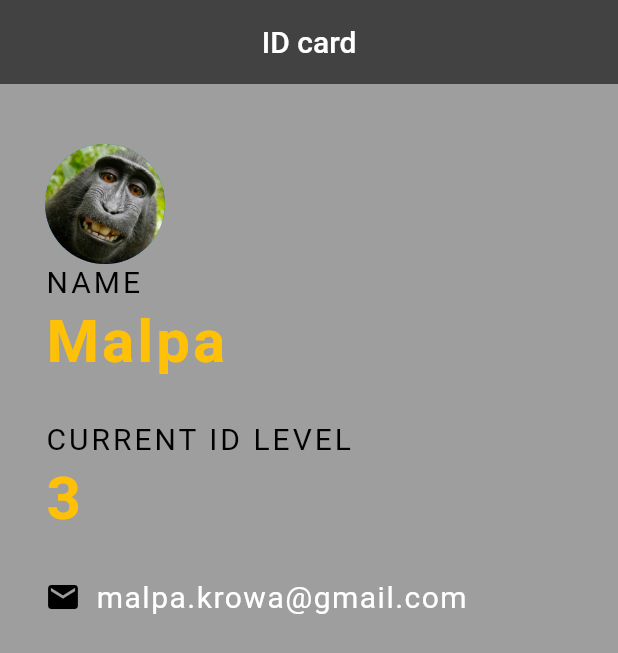
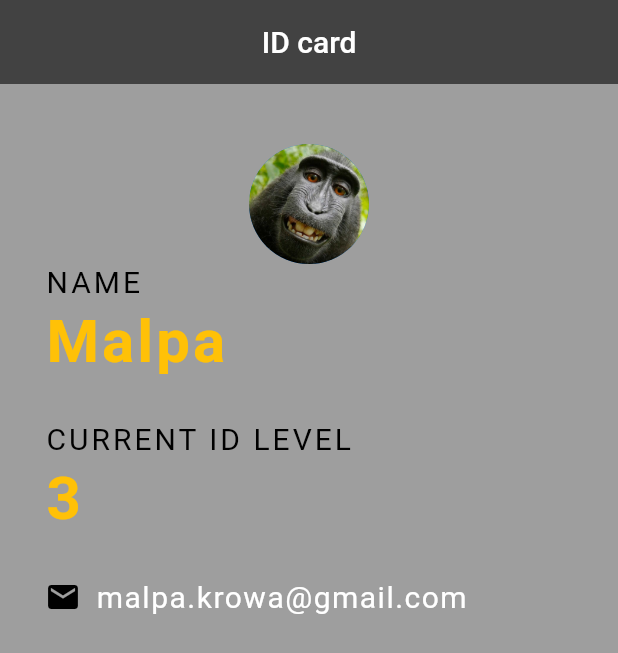
Before and after one commit to adrian-szwejk/id_project, a Flutter app: the screen it shows after launch, on a phone screen of 412 x 824 dp. Shown: the top 653 px of the screen. Run offline on Flutter 3.47's test engine with Material 2 defaults, Android fonts, the phone set to English and light mode, and no system bars.

Commit message:
centered icon

```diff
--- a/lib/main.dart
+++ b/lib/main.dart
@@ -24,9 +24,11 @@ class Card extends StatelessWidget {
         child: Column(
           crossAxisAlignment: CrossAxisAlignment.start,
           children: <Widget>[
-            const CircleAvatar(
-              backgroundImage: AssetImage("assets/malpa.jpg"),
-              radius: 40.0,
+            const Center(
+              child: CircleAvatar(
+                backgroundImage: AssetImage("assets/malpa.jpg"),
+                radius: 40.0,
+              ),
             ),
             const Text(
               "NAME",
```
